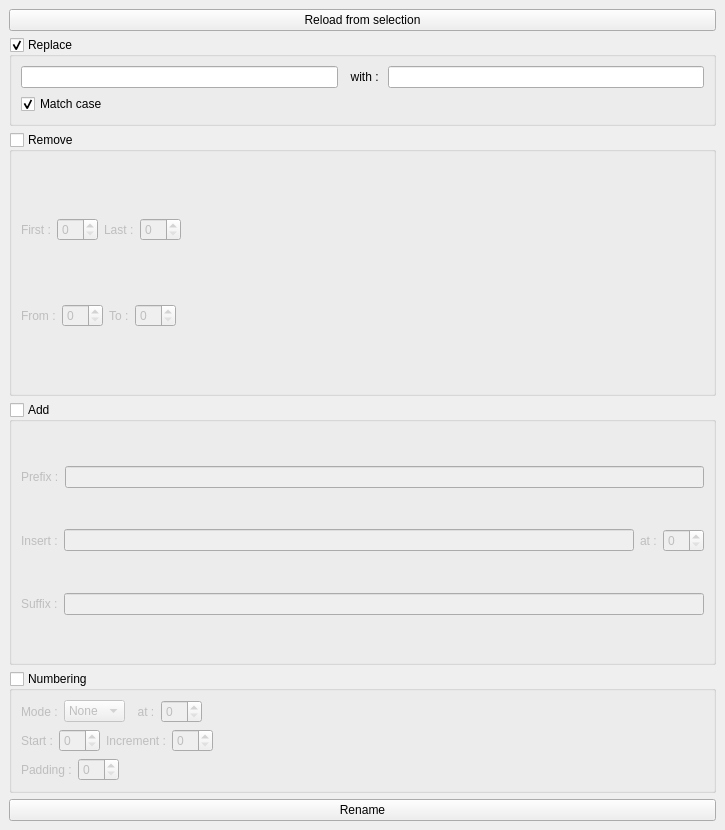
The window that rig/renamer/renamer.ui (Zeplaro/rlMayaTools) describes before a commit, drawn with Qt 5.
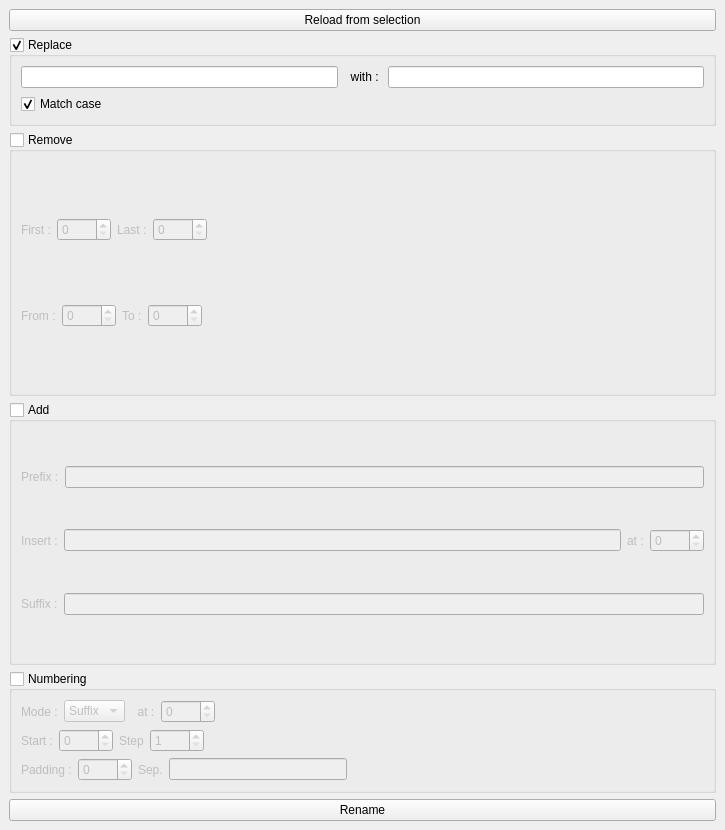
The same window after the commit.

Diff of the .ui file:
```diff
--- a/rig/renamer/renamer.ui
+++ b/rig/renamer/renamer.ui
@@ -95,7 +95,11 @@
           </widget>
          </item>
          <item>
-          <widget class="QSpinBox" name="first_spin"/>
+          <widget class="QSpinBox" name="first_spin">
+           <property name="maximum">
+            <number>9999</number>
+           </property>
+          </widget>
          </item>
          <item>
           <widget class="QLabel" name="last_label">
@@ -105,7 +109,11 @@
           </widget>
          </item>
          <item>
-          <widget class="QSpinBox" name="last_spin"/>
+          <widget class="QSpinBox" name="last_spin">
+           <property name="maximum">
+            <number>9999</number>
+           </property>
+          </widget>
          </item>
          <item>
           <spacer name="firstlast_spacer">
@@ -132,7 +140,11 @@
           </widget>
          </item>
          <item>
-          <widget class="QSpinBox" name="from_spin"/>
+          <widget class="QSpinBox" name="from_spin">
+           <property name="maximum">
+            <number>9999</number>
+           </property>
+          </widget>
          </item>
          <item>
           <widget class="QLabel" name="to_label">
@@ -142,7 +154,11 @@
           </widget>
          </item>
          <item>
-          <widget class="QSpinBox" name="to_spin"/>
+          <widget class="QSpinBox" name="to_spin">
+           <property name="maximum">
+            <number>9999</number>
+           </property>
+          </widget>
          </item>
          <item>
           <spacer name="fromto_spacer">
@@ -208,7 +224,11 @@
           </widget>
          </item>
          <item>
-          <widget class="QSpinBox" name="insertat_spin"/>
+          <widget class="QSpinBox" name="insertat_spin">
+           <property name="maximum">
+            <number>9999</number>
+           </property>
+          </widget>
          </item>
         </layout>
        </item>
@@ -258,11 +278,6 @@
          </item>
          <item>
           <widget class="QComboBox" name="mode_combo">
-           <item>
-            <property name="text">
-             <string>None</string>
-            </property>
-           </item>
            <item>
             <property name="text">
              <string>Suffix</string>
@@ -288,7 +303,14 @@
           </widget>
          </item>
          <item>
-          <widget class="QSpinBox" name="modeat_spin"/>
+          <widget class="QSpinBox" name="modeat_spin">
+           <property name="enabled">
+            <bool>false</bool>
+           </property>
+           <property name="maximum">
+            <number>9999</number>
+           </property>
+          </widget>
          </item>
          <item>
           <spacer name="mode_spacer">
@@ -315,17 +337,28 @@
           </widget>
          </item>
          <item>
-          <widget class="QSpinBox" name="start_spin"/>
+          <widget class="QSpinBox" name="start_spin">
+           <property name="maximum">
+            <number>9999</number>
+           </property>
+          </widget>
          </item>
          <item>
           <widget class="QLabel" name="increment_label">
            <property name="text">
-            <string>Increment :</string>
+            <string>Step</string>
            </property>
           </widget>
          </item>
          <item>
-          <widget class="QSpinBox" name="increment_spin"/>
+          <widget class="QSpinBox" name="step_spin">
+           <property name="minimum">
+            <number>1</number>
+           </property>
+           <property name="maximum">
+            <number>9999</number>
+           </property>
+          </widget>
          </item>
          <item>
           <spacer name="startincrement_spacer">
@@ -352,7 +385,21 @@
           </widget>
          </item>
          <item>
-          <widget class="QSpinBox" name="padding_spin"/>
+          <widget class="QSpinBox" name="padding_spin">
+           <property name="maximum">
+            <number>9999</number>
+           </property>
+          </widget>
+         </item>
+         <item>
+          <widget class="QLabel" name="sep_label">
+           <property name="text">
+            <string>Sep.</string>
+           </property>
+          </widget>
+         </item>
+         <item>
+          <widget class="QLineEdit" name="sep_line"/>
          </item>
          <item>
           <spacer name="padding_spacer">
@@ -367,6 +414,19 @@
            </property>
           </spacer>
          </item>
+         <item>
+          <spacer name="horizontalSpacer">
+           <property name="orientation">
+            <enum>Qt::Horizontal</enum>
+           </property>
+           <property name="sizeHint" stdset="0">
+            <size>
+             <width>40</width>
+             <height>20</height>
+            </size>
+           </property>
+          </spacer>
+         </item>
         </layout>
        </item>
       </layout>
```
Left out of the diff: 15 changed lines with no effect on the pictures.
